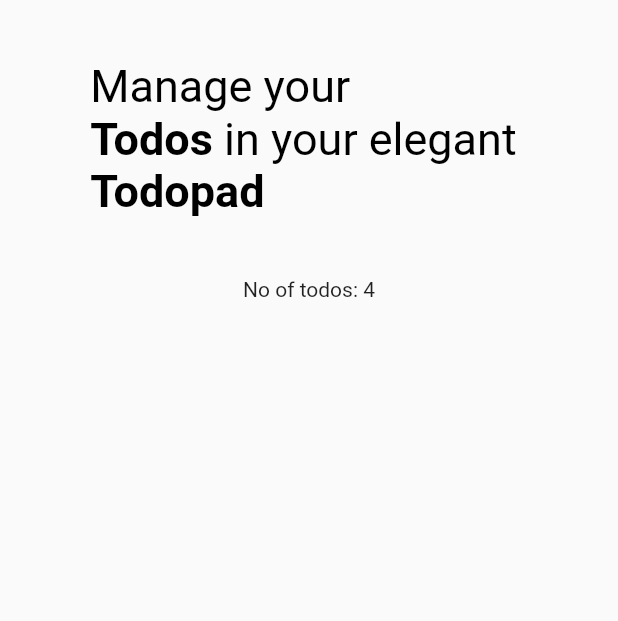
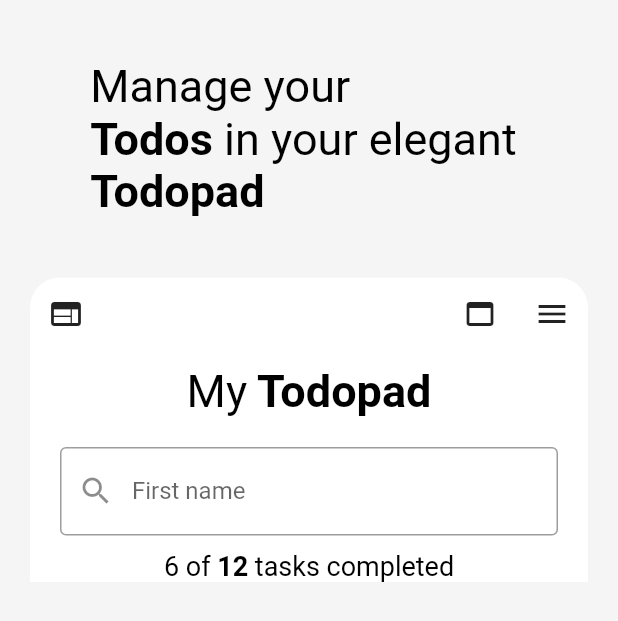
Before and after one commit to kiranrana8973/todo_app, a Flutter app: the screen it shows after launch, on a phone screen of 412 x 824 dp. Shown: the top 621 px of the screen. Run offline on Flutter 3.47's test engine with Material 2 defaults, Android fonts, the phone set to English and light mode, and no system bars; our stand-ins replace dartz, equatable, flutter_riverpod.

Commit message:
Added dash

```diff
--- a/lib/app/app.dart
+++ b/lib/app/app.dart
@@ -12,11 +12,12 @@ class App extends StatelessWidget {
       theme: ThemeData(
         primarySwatch: Colors.blue,
       ),
-      home: const Scaffold(
+      home: Scaffold(
+        backgroundColor: Colors.grey[100],
         // appBar: AppBar(
         //   title: const Text('Riverpod Todo Aspp'),
         // ),
-        body: SafeArea(
+        body: const SafeArea(
           child: HomeScreen(),
         ),
       ),
--- a/lib/presentation/screen/home_screen.dart
+++ b/lib/presentation/screen/home_screen.dart
@@ -22,7 +22,102 @@ class HomeScreen extends ConsumerWidget {
             const SizedBox(height: 40),
             const HeaderWidget(),
             const SizedBox(height: 40),
-            Text('No of todos: ${todos.todos.length}')
+            Padding(
+              padding: const EdgeInsets.symmetric(horizontal: 20),
+              child: Container(
+                decoration: const BoxDecoration(
+                  color: Colors.white,
+                  borderRadius: BorderRadius.only(
+                    topLeft: Radius.circular(20),
+                    topRight: Radius.circular(20),
+                  ),
+                ),
+                child: Column(
+                  children: [
+                    Row(
+                      children: [
+                        IconButton(
+                          onPressed: () {},
+                          icon: const Icon(Icons.web),
+                        ),
+                        const Spacer(),
+                        IconButton(
+                          onPressed: () {},
+                          icon: const Icon(Icons.web_asset),
+                        ),
+                        IconButton(
+                          onPressed: () {},
+                          icon: const Icon(Icons.menu),
+                        ),
+                      ],
+                    ),
+                    Align(
+                      alignment: Alignment.center,
+                      child: Padding(
+                        padding: const EdgeInsets.symmetric(
+                          horizontal: 20,
+                          vertical: 10,
+                        ),
+                        child: RichText(
+                          text: const TextSpan(
+                            text: 'My',
+                            style: TextStyle(
+                              color: Colors.black,
+                              fontSize: 30,
+                            ),
+                            children: [
+                              TextSpan(
+                                text: ' Todopad',
+                                style: TextStyle(
+                                  fontWeight: FontWeight.bold,
+                                ),
+                              ),
+                            ],
+                          ),
+                        ),
+                      ),
+                    ),
+                    Padding(
+                      padding: const EdgeInsets.symmetric(
+                        horizontal: 20,
+                        vertical: 10,
+                      ),
+                      child: TextFormField(
+                        decoration: const InputDecoration(
+                          prefixIcon: Icon(Icons.search),
+                          labelText: 'First name',
+                          border: OutlineInputBorder(),
+                        ),
+                      ),
+                    ),
+                    Align(
+                      alignment: Alignment.center,
+                      child: RichText(
+                        text: const TextSpan(
+                          text: '6 of ',
+                          style: TextStyle(
+                            color: Colors.black,
+                            fontSize: 18,
+                          ),
+                          children: [
+                            TextSpan(
+                              text: '12',
+                              style: TextStyle(
+                                fontWeight: FontWeight.bold,
+                              ),
+                            ),
+                            TextSpan(
+                              text: ' tasks completed',
+                              style: TextStyle(),
+                            )
+                          ],
+                        ),
+                      ),
+                    ),
+                  ],
+                ),
+              ),
+            ),
           ],
         ),
       );
```
